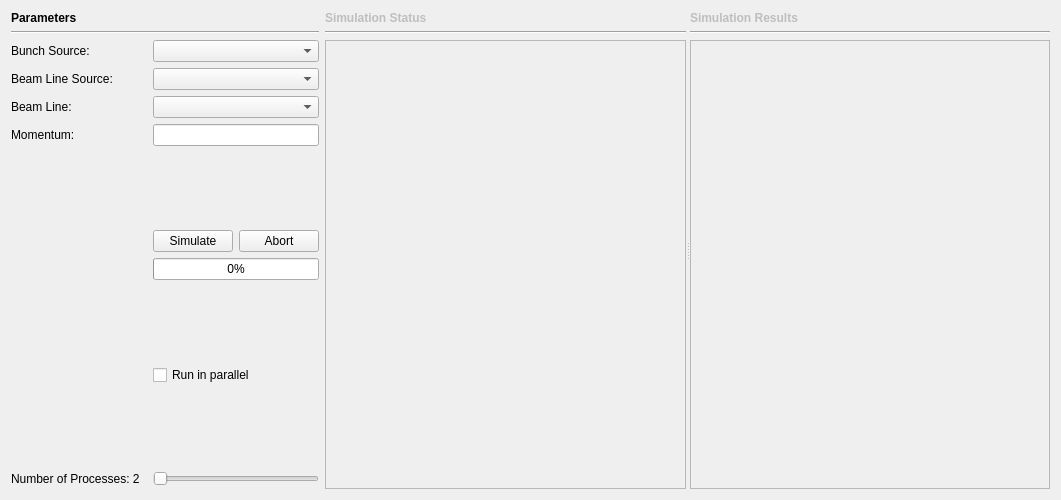
Old version of the form radtrack/ui/rbele.ui in the repository aerosadegh/radtrack.
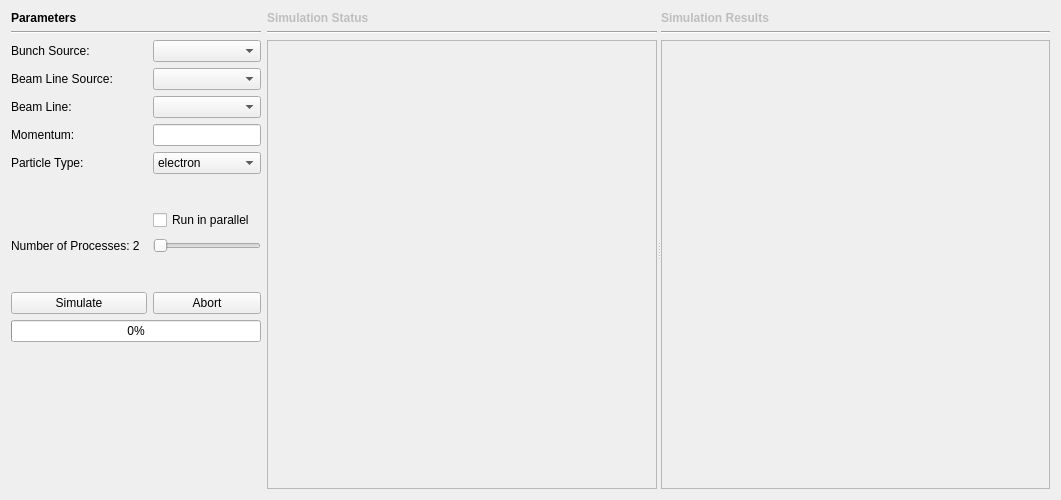
New version of the form.

Commit message:
Integrate RbEle changes into rbele.ui
Also, fix layout so it follows RbGlobal changes

```diff
--- a/radtrack/ui/rbele.ui
+++ b/radtrack/ui/rbele.ui
@@ -19,8 +19,98 @@
   <property name="windowTitle">
    <string>Form</string>
   </property>
-  <layout class="QHBoxLayout" name="horizontalLayout">
-   <item>
+  <layout class="QGridLayout" name="gridLayout">
+   <item row="0" column="1">
+    <widget class="QSplitter" name="splitter">
+     <property name="sizePolicy">
+      <sizepolicy hsizetype="Expanding" vsizetype="Preferred">
+       <horstretch>1</horstretch>
+       <verstretch>0</verstretch>
+      </sizepolicy>
+     </property>
+     <property name="orientation">
+      <enum>Qt::Horizontal</enum>
+     </property>
+     <widget class="QWidget" name="layoutWidget">
+      <layout class="QVBoxLayout" name="verticalLayout_3">
+       <item>
+        <widget class="QLabel" name="simulationStatusLabel">
+         <property name="enabled">
+          <bool>false</bool>
+         </property>
+         <property name="styleSheet">
+          <string notr="true">QLabel {font-weight: bold}</string>
+         </property>
+         <property name="text">
+          <string>Simulation Status</string>
+         </property>
+        </widget>
+       </item>
+       <item>
+        <widget class="Line" name="line_3">
+         <property name="orientation">
+          <enum>Qt::Horizontal</enum>
+         </property>
+        </widget>
+       </item>
+       <item>
+        <widget class="QTextEdit" name="simulationStatusTextEdit">
+         <property name="enabled">
+          <bool>false</bool>
+         </property>
+         <property name="focusPolicy">
+          <enum>Qt::ClickFocus</enum>
+         </property>
+         <property name="contextMenuPolicy">
+          <enum>Qt::CustomContextMenu</enum>
+         </property>
+         <property name="readOnly">
+          <bool>true</bool>
+         </property>
+        </widget>
+       </item>
+      </layout>
+     </widget>
+     <widget class="QWidget" name="layoutWidget">
+      <layout class="QVBoxLayout" name="verticalLayout_2">
+       <item>
+        <widget class="QLabel" name="simulationResultsLabel">
+         <property name="enabled">
+          <bool>false</bool>
+         </property>
+         <property name="styleSheet">
+          <string notr="true">QLabel {font-weight: bold}</string>
+         </property>
+         <property name="text">
+          <string>Simulation Results</string>
+         </property>
+        </widget>
+       </item>
+       <item>
+        <widget class="Line" name="line_4">
+         <property name="orientation">
+          <enum>Qt::Horizontal</enum>
+         </property>
+        </widget>
+       </item>
+       <item>
+        <widget class="QListWidget" name="simulationResultsListWidget">
+         <property name="enabled">
+          <bool>false</bool>
+         </property>
+         <property name="contextMenuPolicy">
+          <enum>Qt::CustomContextMenu</enum>
+         </property>
+         <property name="toolTip">
+          <string>Right-click to open the selected files.</string>
+         </property>
+        </widget>
+       </item>
+      </layout>
+     </widget>
+    </widget>
+   </item>
+   <item row="0" column="0">
     <layout class="QVBoxLayout" name="verticalLayout">
      <item>
       <widget class="QLabel" name="parametersLabel">
@@ -40,73 +130,43 @@
       </widget>
      </item>
      <item>
-      <layout class="QFormLayout" name="formLayout">
-       <property name="fieldGrowthPolicy">
-        <enum>QFormLayout::ExpandingFieldsGrow</enum>
-       </property>
-       <item row="0" column="0">
-        <widget class="QLabel" name="bunchSourceLabel">
-         <property name="text">
-          <string>Bunch Source:</string>
+      <layout class="QGridLayout" name="gridLayout_2">
+       <item row="11" column="0">
+        <spacer name="verticalSpacer">
+         <property name="orientation">
+          <enum>Qt::Vertical</enum>
          </property>
-         <property name="buddy">
-          <cstring>bunchSourceComboBox</cstring>
+         <property name="sizeHint" stdset="0">
+          <size>
+           <width>20</width>
+           <height>40</height>
+          </size>
          </property>
-        </widget>
+        </spacer>
        </item>
-       <item row="0" column="1">
-        <widget class="QComboBox" name="bunchSourceComboBox">
+       <item row="9" column="0">
+        <widget class="QPushButton" name="simulateButton">
          <property name="sizePolicy">
           <sizepolicy hsizetype="Expanding" vsizetype="Fixed">
            <horstretch>0</horstretch>
            <verstretch>0</verstretch>
           </sizepolicy>
          </property>
-        </widget>
-       </item>
-       <item row="1" column="0">
-        <widget class="QLabel" name="beamLineSourceLabel">
          <property name="text">
-          <string>Beam Line Source:</string>
+          <string>Simulate</string>
          </property>
-         <property name="buddy">
-          <cstring>beamLineSourceComboBox</cstring>
-         </property>
         </widget>
        </item>
-       <item row="1" column="1">
-        <widget class="QComboBox" name="beamLineSourceComboBox">
+       <item row="9" column="1">
+        <widget class="QPushButton" name="abortButton">
          <property name="sizePolicy">
           <sizepolicy hsizetype="Expanding" vsizetype="Fixed">
            <horstretch>0</horstretch>
            <verstretch>0</verstretch>
           </sizepolicy>
          </property>
-        </widget>
-       </item>
-       <item row="2" column="0">
-        <widget class="QLabel" name="beamLineLabel">
-         <property name="enabled">
-          <bool>true</bool>
-         </property>
          <property name="text">
-          <string>Beam Line:</string>
-         </property>
-         <property name="buddy">
-          <cstring>beamLineComboBox</cstring>
-         </property>
-        </widget>
-       </item>
-       <item row="2" column="1">
-        <widget class="QComboBox" name="beamLineComboBox">
-         <property name="enabled">
-          <bool>true</bool>
-         </property>
-         <property name="sizePolicy">
-          <sizepolicy hsizetype="Expanding" vsizetype="Fixed">
-           <horstretch>0</horstretch>
-           <verstretch>0</verstretch>
-          </sizepolicy>
+          <string>Abort</string>
          </property>
         </widget>
        </item>
@@ -123,50 +183,83 @@
        <item row="3" column="1">
         <widget class="QLineEdit" name="momentumLineEdit"/>
        </item>
-       <item row="4" column="1">
-        <spacer name="verticalSpacer">
-         <property name="orientation">
-          <enum>Qt::Vertical</enum>
+       <item row="2" column="0">
+        <widget class="QLabel" name="beamLineLabel">
+         <property name="enabled">
+          <bool>true</bool>
          </property>
-         <property name="sizeHint" stdset="0">
-          <size>
-           <width>20</width>
-           <height>20</height>
-          </size>
+         <property name="text">
+          <string>Beam Line:</string>
          </property>
-        </spacer>
+         <property name="buddy">
+          <cstring>beamLineComboBox</cstring>
+         </property>
+        </widget>
        </item>
-       <item row="5" column="1">
-        <layout class="QHBoxLayout" name="horizontalLayout_4">
-         <item>
-          <widget class="QPushButton" name="simulateButton">
-           <property name="sizePolicy">
-            <sizepolicy hsizetype="Expanding" vsizetype="Fixed">
-             <horstretch>0</horstretch>
-             <verstretch>0</verstretch>
-            </sizepolicy>
-           </property>
-           <property name="text">
-            <string>Simulate</string>
-           </property>
-          </widget>
-         </item>
-         <item>
-          <widget class="QPushButton" name="abortButton">
-           <property name="sizePolicy">
-            <sizepolicy hsizetype="Expanding" vsizetype="Fixed">
-             <horstretch>0</horstretch>
-             <verstretch>0</verstretch>
-            </sizepolicy>
-           </property>
-           <property name="text">
-            <string>Abort</string>
-           </property>
-          </widget>
-         </item>
-        </layout>
+       <item row="2" column="1">
+        <widget class="QComboBox" name="beamLineComboBox">
+         <property name="enabled">
+          <bool>true</bool>
+         </property>
+         <property name="sizePolicy">
+          <sizepolicy hsizetype="Expanding" vsizetype="Fixed">
+           <horstretch>0</horstretch>
+           <verstretch>0</verstretch>
+          </sizepolicy>
+         </property>
+        </widget>
        </item>
-       <item row="6" column="1">
+       <item row="1" column="1">
+        <widget class="QComboBox" name="beamLineSourceComboBox">
+         <property name="sizePolicy">
+          <sizepolicy hsizetype="Expanding" vsizetype="Fixed">
+           <horstretch>0</horstretch>
+           <verstretch>0</verstretch>
+          </sizepolicy>
+         </property>
+        </widget>
+       </item>
+       <item row="1" column="0">
+        <widget class="QLabel" name="beamLineSourceLabel">
+         <property name="text">
+          <string>Beam Line Source:</string>
+         </property>
+         <property name="buddy">
+          <cstring>beamLineSourceComboBox</cstring>
+         </property>
+        </widget>
+       </item>
+       <item row="0" column="1">
+        <widget class="QComboBox" name="bunchSourceComboBox">
+         <property name="sizePolicy">
+          <sizepolicy hsizetype="Expanding" vsizetype="Fixed">
+           <horstretch>0</horstretch>
+           <verstretch>0</verstretch>
+          </sizepolicy>
+         </property>
+        </widget>
+       </item>
+       <item row="0" column="0">
+        <widget class="QLabel" name="bunchSourceLabel">
+         <property name="text">
+          <string>Bunch Source:</string>
+         </property>
+         <property name="buddy">
+          <cstring>bunchSourceComboBox</cstring>
+         </property>
+        </widget>
+       </item>
+       <item row="7" column="0">
+        <widget class="QLabel" name="numProcLabel">
+         <property name="text">
+          <string>Number of Processes: 2  </string>
+         </property>
+         <property name="buddy">
+          <cstring>numProcSlider</cstring>
+         </property>
+        </widget>
+       </item>
+       <item row="10" column="0" colspan="2">
         <widget class="QProgressBar" name="progressBar">
          <property name="value">
           <number>0</number>
@@ -179,20 +272,7 @@
          </property>
         </widget>
        </item>
-       <item row="7" column="1">
-        <spacer name="verticalSpacer_2">
-         <property name="orientation">
-          <enum>Qt::Vertical</enum>
-         </property>
-         <property name="sizeHint" stdset="0">
-          <size>
-           <width>20</width>
-           <height>40</height>
-          </size>
-         </property>
-        </spacer>
-       </item>
-       <item row="8" column="1">
+       <item row="6" column="1">
         <widget class="QCheckBox" name="run_in_parallel">
          <property name="sizePolicy">
           <sizepolicy hsizetype="Expanding" vsizetype="Fixed">
@@ -211,23 +291,7 @@
          </property>
         </widget>
        </item>
-       <item row="9" column="1">
-        <spacer name="verticalSpacer_3">
-         <property name="orientation">
-          <enum>Qt::Vertical</enum>
-         </property>
-         <property name="sizeType">
-          <enum>QSizePolicy::Expanding</enum>
-         </property>
-         <property name="sizeHint" stdset="0">
-          <size>
-           <width>20</width>
-           <height>10</height>
-          </size>
-         </property>
-        </spacer>
-       </item>
-       <item row="10" column="1">
+       <item row="7" column="1">
         <widget class="QSlider" name="numProcSlider">
          <property name="sizePolicy">
           <sizepolicy hsizetype="Expanding" vsizetype="Fixed">
@@ -259,109 +323,68 @@
          <property name="tickInterval">
           <number>1</number>
          </property>
-         <property name="TickPosition">
-          <enum>QSlider::TicksBelow</enum>
-         </property>
         </widget>
        </item>
-       <item row="10" column="0">
-        <widget class="QLabel" name="numProcLabel">
+       <item row="4" column="0">
+        <widget class="QLabel" name="particleLabel">
          <property name="text">
-          <string>Number of Processes: 2  </string>
+          <string>Particle Type:</string>
          </property>
+         <property name="buddy">
+          <cstring>particleComboBox</cstring>
+         </property>
         </widget>
        </item>
+       <item row="8" column="0">
+        <spacer name="verticalSpacer_2">
+         <property name="orientation">
+          <enum>Qt::Vertical</enum>
+         </property>
+         <property name="sizeType">
+          <enum>QSizePolicy::Fixed</enum>
+         </property>
+         <property name="sizeHint" stdset="0">
+          <size>
+           <width>20</width>
+           <height>30</height>
+          </size>
+         </property>
+        </spacer>
+       </item>
+       <item row="4" column="1">
+        <widget class="QComboBox" name="particleComboBox">
+         <item>
+          <property name="text">
+           <string>electron</string>
+          </property>
+         </item>
+         <item>
+          <property name="text">
+           <string>proton</string>
+          </property>
+         </item>
+        </widget>
+       </item>
+       <item row="5" column="0">
+        <spacer name="verticalSpacer_3">
+         <property name="orientation">
+          <enum>Qt::Vertical</enum>
+         </property>
+         <property name="sizeType">
+          <enum>QSizePolicy::Fixed</enum>
+         </property>
+         <property name="sizeHint" stdset="0">
+          <size>
+           <width>20</width>
+           <height>30</height>
+          </size>
+         </property>
+        </spacer>
+       </item>
       </layout>
      </item>
     </layout>
    </item>
-   <item>
-    <widget class="QSplitter" name="splitter">
-     <property name="sizePolicy">
-      <sizepolicy hsizetype="Expanding" vsizetype="Preferred">
-       <horstretch>1</horstretch>
-       <verstretch>0</verstretch>
-      </sizepolicy>
-     </property>
-     <property name="orientation">
-      <enum>Qt::Horizontal</enum>
-     </property>
-     <widget class="QWidget" name="layoutWidget">
-      <layout class="QVBoxLayout" name="verticalLayout_3">
-       <item>
-        <widget class="QLabel" name="simulationStatusLabel">
-         <property name="enabled">
-          <bool>false</bool>
-         </property>
-         <property name="styleSheet">
-          <string notr="true">QLabel {font-weight: bold}</string>
-         </property>
-         <property name="text">
-          <string>Simulation Status</string>
-         </property>
-        </widget>
-       </item>
-       <item>
-        <widget class="Line" name="line_3">
-         <property name="orientation">
-          <enum>Qt::Horizontal</enum>
-         </property>
-        </widget>
-       </item>
-       <item>
-        <widget class="QTextEdit" name="simulationStatusTextEdit">
-         <property name="enabled">
-          <bool>false</bool>
-         </property>
-         <property name="contextMenuPolicy">
-          <enum>Qt::CustomContextMenu</enum>
-         </property>
-         <property name="readOnly">
-          <bool>true</bool>
-         </property>
-        </widget>
-       </item>
-      </layout>
-     </widget>
-     <widget class="QWidget" name="layoutWidget">
-      <layout class="QVBoxLayout" name="verticalLayout_2">
-       <item>
-        <widget class="QLabel" name="simulationResultsLabel">
-         <property name="enabled">
-          <bool>false</bool>
-         </property>
-         <property name="styleSheet">
-          <string notr="true">QLabel {font-weight: bold}</string>
-         </property>
-         <property name="text">
-          <string>Simulation Results</string>
-         </property>
-        </widget>
-       </item>
-       <item>
-        <widget class="Line" name="line_4">
-         <property name="orientation">
-          <enum>Qt::Horizontal</enum>
-         </property>
-        </widget>
-       </item>
-       <item>
-        <widget class="QListWidget" name="simulationResultsListWidget">
-         <property name="enabled">
-          <bool>false</bool>
-         </property>
-         <property name="contextMenuPolicy">
-          <enum>Qt::CustomContextMenu</enum>
-         </property>
-         <property name="toolTip">
-          <string>Right-click to open the selected files.</string>
-         </property>
-        </widget>
-       </item>
-      </layout>
-     </widget>
-    </widget>
-   </item>
   </layout>
  </widget>
  <resources/>
```
Left out of the diff: 13 changed lines with no effect on the pictures. The commit also changes 1 other file.
